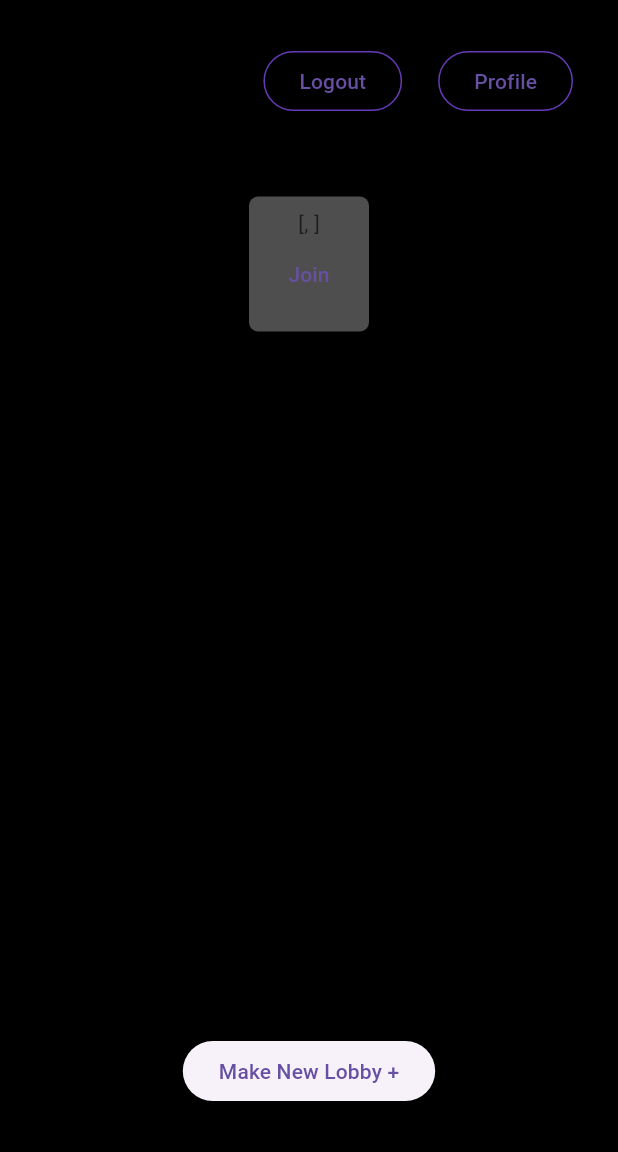
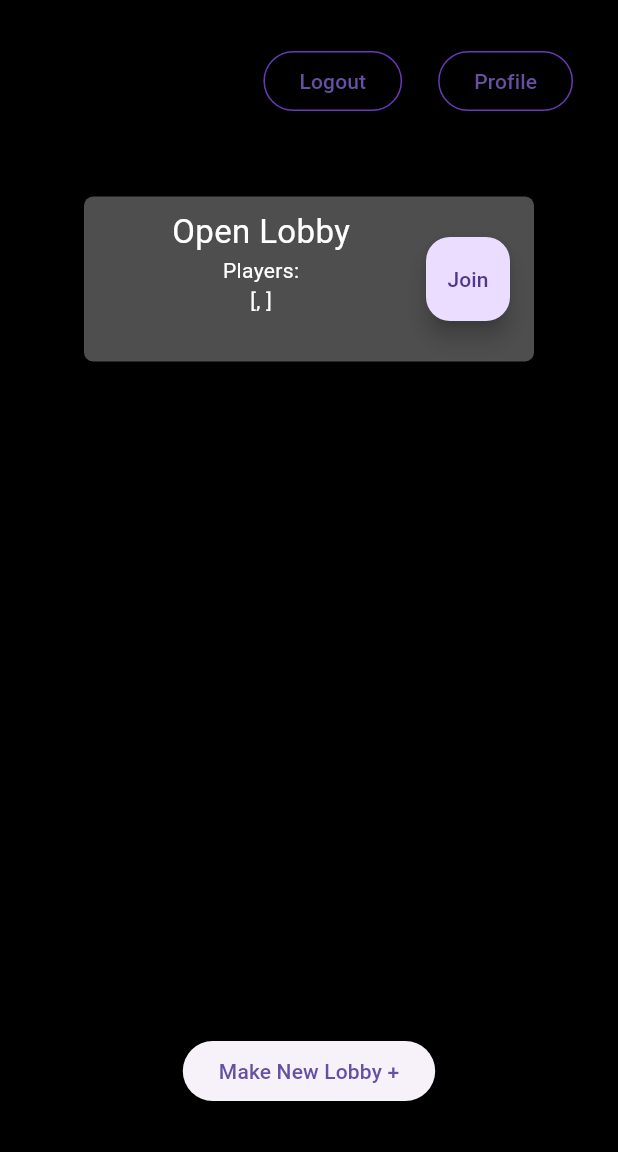
Before and after one commit to LeitMoth/blackjack-the-digital-realm, a Flutter app: the screen it shows once a user with an empty profile is signed in, after a tap on "Make New Lobby +", after a tap on "Join", on a phone screen of 412 x 824 dp, the part 84-1236 px from its top. Run offline on Flutter 3.47's test engine with Material 3 defaults, Android fonts, the phone set to English and light mode, and no system bars; our stand-ins replace cloud_firestore, firebase_auth, firebase_core, go_router, google_fonts; missing offline and left inert: firebase_ui_auth; accounts and stored records are empty.

Commit message:
improve lobby widget

```diff
--- a/lib/home_page.dart
+++ b/lib/home_page.dart
@@ -83,18 +83,42 @@ class _HomePageState extends State<HomePage> {
                         [])
                       Container(
                           padding: const EdgeInsets.all(8.0),
-                          height: 90,
+                          height: 110,
+                          width: 300,
                           margin: const EdgeInsets.symmetric(
                               vertical: 15, horizontal: 30),
                           decoration: BoxDecoration(
                             color: const Color.fromARGB(255, 79, 78, 78),
                             borderRadius: BorderRadius.circular(6),
                           ),
-                          child: Column(children: [
-                            // Text("${game.started}"),
-                            // Text("${game.playerIds}"),
-                            Text("${idGame.$2.playerNames}"),
-                            TextButton(
+                          child: Row(children: [
+                            SizedBox(
+                                width: 220,
+                                child: Column(children: [
+                                  const Text(
+                                    "Open Lobby",
+                                    style: TextStyle(
+                                      color: Colors.white,
+                                      fontSize: 22,
+                                    ),
+                                  ),
+                                  const Text(
+                                    "Players:",
+                                    style: TextStyle(
+                                      color: Colors.white,
+                                      // fontSize: 20,
+                                    ),
+                                  ),
+                                  // Text("${game.started}"),
+                                  // Text("${game.playerIds}"),
+                                  Text(
+                                    "${idGame.$2.playerNames}",
+                                    style: const TextStyle(
+                                      color: Colors.white,
+                                    ),
+                                  ),
+                                ])),
+                            FloatingActionButton(
                                 onPressed: () {
                                   appState.loggedInState
                                       ?.joinLobby(idGame.$1, context);
@@ -159,7 +183,8 @@ class _HomePageState extends State<HomePage> {
             // }
             //
             // return Text('Players $ps');
-            return const Text('Players can now join your lobby, press start when ready.');
+            return const Text(
+                'Players can now join your lobby, press start when ready.');
           }),
           actions: <Widget>[
             TextButton(
```
